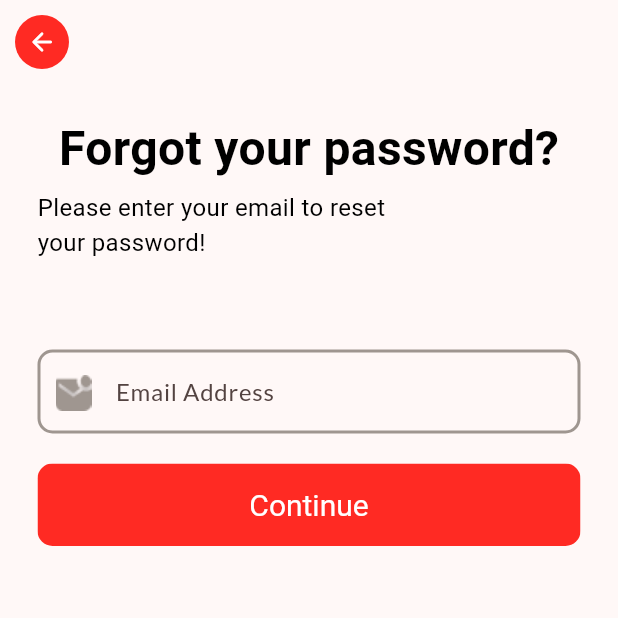
After one commit to Beck0797/StrawberryMarket, a Flutter app: the screen it shows after launch, after a tap on "Restore", on a phone screen of 412 x 824 dp, the top half of it. The commit adds this screen. Run offline on Flutter 3.47's test engine with Material 2 defaults, Android fonts, the phone set to English and light mode, and no system bars; our stand-ins replace animate_do, fluttertoast, google_fonts; Roboto replaces fonts that are missing (Mukta).

Commit message:
implemented animation and reset password

```diff
--- a/lib/screens/login_screen.dart
+++ b/lib/screens/login_screen.dart
@@ -1,6 +1,8 @@
+import 'package:animate_do/animate_do.dart';
 import 'package:flutter/material.dart';
 import 'package:fluttertoast/fluttertoast.dart';
 import 'package:google_fonts/google_fonts.dart';
+import 'package:strawberry_market/screens/reset_password_screen.dart';
 import 'package:strawberry_market/screens/signup_screen.dart';
 
 class LoginScreen extends StatelessWidget {
@@ -38,10 +40,13 @@ class LoginScreen extends StatelessWidget {
                 const SizedBox(
                   height: 70,
                 ),
-                Image.asset(
+                BounceInDown(
+                  from: 50,
+                  child: Image.asset(
                     'assets/images/img_strawberry.png',
                     width: 130,
                     height: 130,
+                  ),
                 ),
                 const SizedBox(
                   height: 20,
@@ -195,7 +200,14 @@ class LoginScreen extends StatelessWidget {
                           const SizedBox(
                             width: 5,
                           ),
-                          Text(
+                          GestureDetector(
+                            onTap: () {
+                              Navigator.push(
+                                  context,
+                                  MaterialPageRoute(
+                                      builder: (cnt) => ResetPasswordScreen()));
+                            },
+                            child: Text(
                               'Restore',
                               style: GoogleFonts.mukta(
                                 color: const Color.fromARGB(255, 3, 131, 250),
@@ -205,6 +217,7 @@ class LoginScreen extends StatelessWidget {
                                 decorationColor:
                                     const Color.fromARGB(255, 3, 131, 250),
                                 decorationThickness: 4,
+                              ),
                             ),
                           ),
                         ],
--- /dev/null
+++ b/lib/screens/reset_password_screen.dart
@@ -0,0 +1,208 @@
+import 'package:animate_do/animate_do.dart';
+import 'package:flutter/material.dart';
+import 'package:flutter/services.dart';
+import 'package:fluttertoast/fluttertoast.dart';
+import 'package:google_fonts/google_fonts.dart';
+import 'package:strawberry_market/screens/verify_screen.dart';
+
+class ResetPasswordScreen extends StatelessWidget {
+  ResetPasswordScreen({super.key});
+
+  final _formKey = GlobalKey<FormState>();
+  var password = "";
+
+  void _verifyEmail(BuildContext context) {
+    if (_formKey.currentState!.validate()) {
+      _goToVerifyScreen(context);
+    }
+  }
+
+  void _goToVerifyScreen(BuildContext context) {
+    Navigator.push(
+        context, MaterialPageRoute(builder: (cnt) => VerifyScreen()));
+  }
+
+  void _showToast(String message) {
+    Fluttertoast.showToast(
+        msg: message,
+        toastLength: Toast.LENGTH_SHORT,
+        gravity: ToastGravity.CENTER,
+        timeInSecForIosWeb: 1,
+        textColor: Colors.white,
+        fontSize: 16.0);
+  }
+
+  @override
+  Widget build(BuildContext context) {
+    SystemChrome.setEnabledSystemUIMode(SystemUiMode.immersive, overlays: []);
+    return Scaffold(
+      appBar: AppBar(
+        leading: GestureDetector(
+          onTap: () {
+            Navigator.pop(context);
+          },
+          child: Padding(
+            padding: const EdgeInsets.all(10),
+            child: FadeInRight(
+              child: Container(
+                decoration: const BoxDecoration(
+                  shape: BoxShape.circle,
+                  // color: Theme.of(context).colorScheme.primary,
+                  color: Color.fromARGB(255, 255, 42, 35),
+                ),
+                child: const Icon(
+                  Icons.arrow_back_rounded,
+                  color: Colors.white,
+                  size: 20,
+                ),
+              ),
+            ),
+          ),
+        ),
+      ),
+      body: SizedBox(
+        height: double.infinity,
+        child: SingleChildScrollView(
+          child: Padding(
+            padding: const EdgeInsets.fromLTRB(25, 0, 25, 0),
+            child: Column(
+                mainAxisSize: MainAxisSize.min,
+                crossAxisAlignment: CrossAxisAlignment.center,
+                children: [
+                  const SizedBox(
+                    height: 20,
+                  ),
+                  Text(
+                    'Forgot your password?',
+                    style: GoogleFonts.mukta(
+                      color: Colors.black,
+                      fontWeight: FontWeight.bold,
+                      fontSize: 32,
+                    ),
+                  ),
+                  const SizedBox(
+                    height: 5,
+                  ),
+                  Align(
+                    alignment: Alignment.centerLeft,
+                    child: Text(
+                      'Please enter your email to reset\nyour password!',
+                      style: GoogleFonts.mukta(
+                        color: Colors.black,
+                        fontWeight: FontWeight.normal,
+                        fontSize: 16,
+                      ),
+                    ),
+                  ),
+                  const SizedBox(
+                    height: 60,
+                  ),
+                  Form(
+                    key: _formKey,
+                    child: Column(
+                      children: [
+                        TextFormField(
+                          maxLength: 20,
+                          keyboardType: TextInputType.emailAddress,
+                          decoration: InputDecoration(
+                            counterText: "",
+                            label: const Text('Email Address'),
+                            prefixIcon: Padding(
+                              padding: const EdgeInsets.only(top: 2),
+                              // add padding to adjust icon
+                              child: Image.asset(
+                                'assets/images/ic_email.png',
+                                width: 25,
+                                height: 25,
+                              ),
+                            ),
+                            fillColor: Colors.white,
+                            focusedBorder: OutlineInputBorder(
+                              borderRadius: BorderRadius.circular(10.0),
+                              borderSide: const BorderSide(
+                                color: Color.fromARGB(255, 255, 42, 35),
+                              ),
+                            ),
+                            enabledBorder: OutlineInputBorder(
+                              borderRadius: BorderRadius.circular(10.0),
+                              borderSide: const BorderSide(
+                                  color: Color.fromARGB(255, 159, 150, 144),
+                                  width: 2.0),
+                            ),
+                            errorBorder: OutlineInputBorder(
+                              borderRadius: BorderRadius.circular(10.0),
+                              borderSide: const BorderSide(
+                                color: Color.fromARGB(255, 255, 42, 35),
+                              ),
+                            ),
+                            focusedErrorBorder: OutlineInputBorder(
+                              borderRadius: BorderRadius.circular(10.0),
+                              borderSide: const BorderSide(
+                                color: Color.fromARGB(255, 255, 42, 35),
+                              ),
+                            ),
+                          ),
+                          validator: (value) {
+                            if (value == null ||
+                                value.isEmpty ||
+                                value.trim().length <= 1 ||
+                                value.trim().length > 50 ||
+                                !value.contains('@')) {
+                              return 'Invalid Email';
+                            }
+                            return null;
+                          },
+                          textInputAction: TextInputAction.next,
+                          onSaved: (value) {
+                            // if (value == null) {
+                            //   return;
+                            // }
+                          },
+                        ),
+                        const SizedBox(
+                          height: 20,
+                        ),
+                        SizedBox(
+                          width: double.infinity,
+                          // height: double.infinity,
+                          child: ClipRRect(
+                            borderRadius: BorderRadius.circular(10),
+                            child: Stack(
+                              alignment: Alignment.center,
+                              children: <Widget>[
+                                Positioned.fill(
+                                  child: Container(
+                                    decoration: const BoxDecoration(
+                                      color: Color.fromARGB(255, 255, 42, 35),
+                                    ),
+                                  ),
+                                ),
+                                SizedBox(
+                                  width: double.infinity,
+                                  // height: double.infinity,
+                                  child: TextButton(
+                                    style: TextButton.styleFrom(
+                                      foregroundColor: Colors.white,
+                                      padding: const EdgeInsets.all(16.0),
+                                      textStyle: const TextStyle(fontSize: 20),
+                                    ),
+                                    onPressed: () {
+                                      _verifyEmail(context);
+                                    },
+                                    child: const Text('Continue'),
+                                  ),
+                                ),
+                              ],
+                            ),
+                          ),
+                        ),
+                      ],
+                    ),
+                  )
+                ]),
+          ),
+        ),
+      ),
+    );
+  }
+}
--- a/pubspec.yaml
+++ b/pubspec.yaml
@@ -37,6 +37,7 @@ dependencies:
   cupertino_icons: ^1.0.2
   google_fonts: ^6.1.0
   fluttertoast: ^8.2.2
+  animate_do: ^3.1.2
 
 dev_dependencies:
   flutter_test:
```
Also changed, not shown: lib/screens/signup_screen.dart (+32 -5 lines), lib/screens/verify_screen.dart (added, +371 -0 lines), pubspec.lock. Lines whose indentation alone changed are shown as unchanged.
